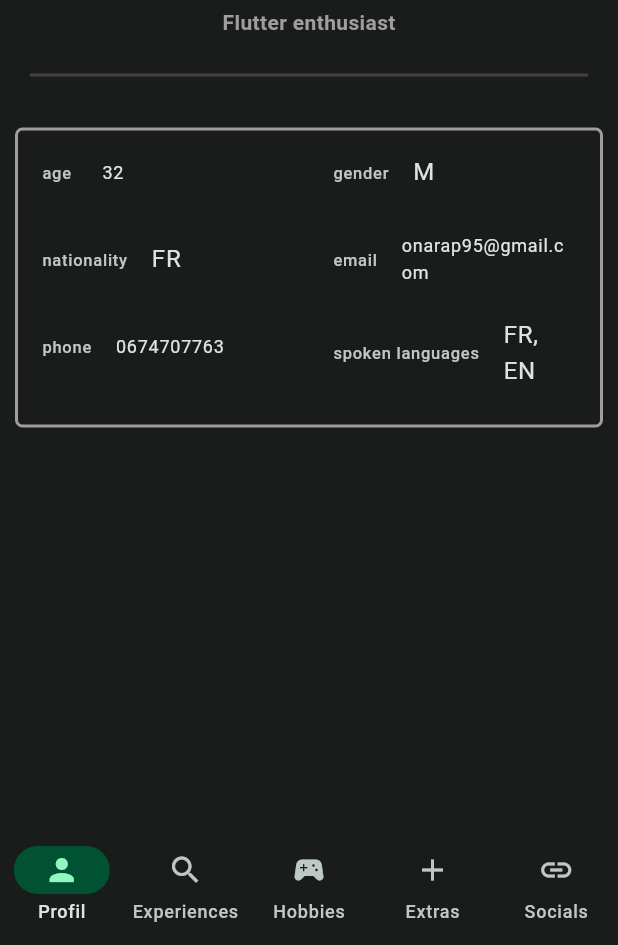
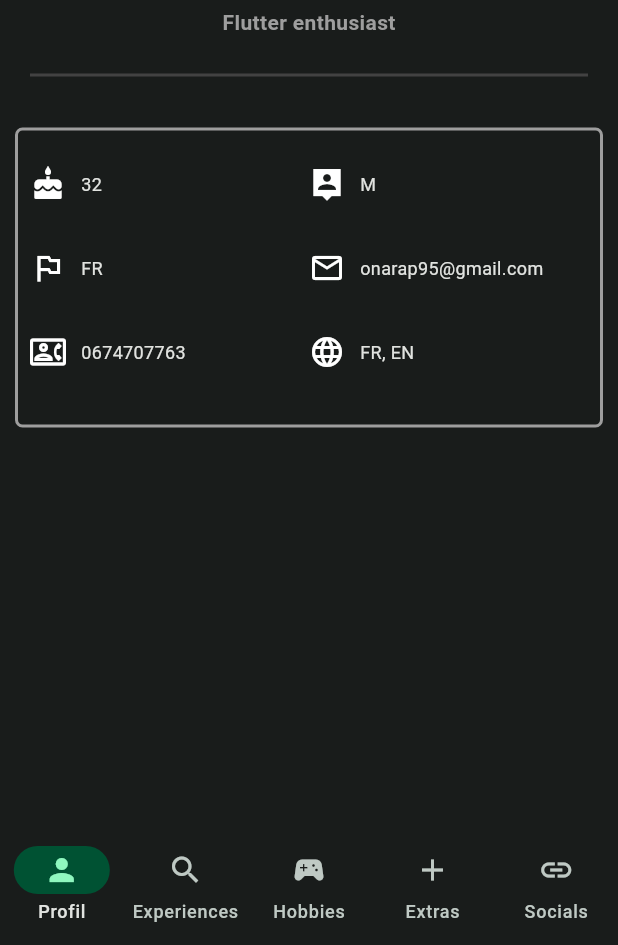
Before and after one commit to On-Arap/vincentburel_resume, a Flutter app: the screen it shows after launch, on a phone screen of 412 x 824 dp, the part 291-1236 px from its top. Run offline on Flutter 3.47's test engine with Material 2 defaults, Android fonts, the phone set to English and light mode, and no system bars; our stand-ins replace bloc.

Commit message:
Icons information updated + ListTile into Row

```diff
--- a/lib/constant/informations.dart
+++ b/lib/constant/informations.dart
@@ -22,18 +22,21 @@ class InformationStates extends State<Informations> {
               borderRadius: const BorderRadius.all(Radius.circular(5)),
               border: Border.all(color: Colors.grey, width: 2.0, style: BorderStyle.solid),
             ),
+            child: Padding(
+              padding: const EdgeInsets.all(8.0),
               child: GridView.count(
                 crossAxisCount: 2,
                 childAspectRatio: (1 / .3),
                 shrinkWrap: true,
                 children: const [
-                ListTile(leading: Text("age"), title: Text("32", style: TextStyle(fontSize: 12))),
-                ListTile(leading: Text("gender"), title: Text("M")),
-                ListTile(leading: Text("nationality"), title: Text("FR")),
-                ListTile(leading: Text("email"), title: Text("onarap95@gmail.com", style: TextStyle(fontSize: 12))),
-                ListTile(leading: Text("phone"), title: Text("0674707763", style: TextStyle(fontSize: 12))),
-                ListTile(leading: Text("spoken languages"), title: Text("FR, EN")),
+                  Row(children: [Icon(Icons.cake), SizedBox(width: 10), Expanded(child: Text("32", style: TextStyle(fontSize: 12)))]),
+                  Row(children: [Icon(Icons.person_pin_sharp), SizedBox(width: 10), Expanded(child: Text("M", style: TextStyle(fontSize: 12)))]),
+                  Row(children: [Icon(Icons.outlined_flag), SizedBox(width: 10), Expanded(child: Text("FR", style: TextStyle(fontSize: 12)))]),
+                  Row(children: [Icon(Icons.email_outlined), SizedBox(width: 10), Expanded(child: Text("onarap95@gmail.com", style: TextStyle(fontSize: 12)))]),
+                  Row(children: [Icon(Icons.contact_phone_outlined), SizedBox(width: 10), Expanded(child: Text("0674707763", style: TextStyle(fontSize: 12)))]),
+                  Row(children: [Icon(Icons.language_outlined), SizedBox(width: 10), Expanded(child: Text("FR, EN", style: TextStyle(fontSize: 12)))]),
                 ],
+              ),
             ),
           ),
         ],
```
Lines whose indentation alone changed are shown as unchanged.
